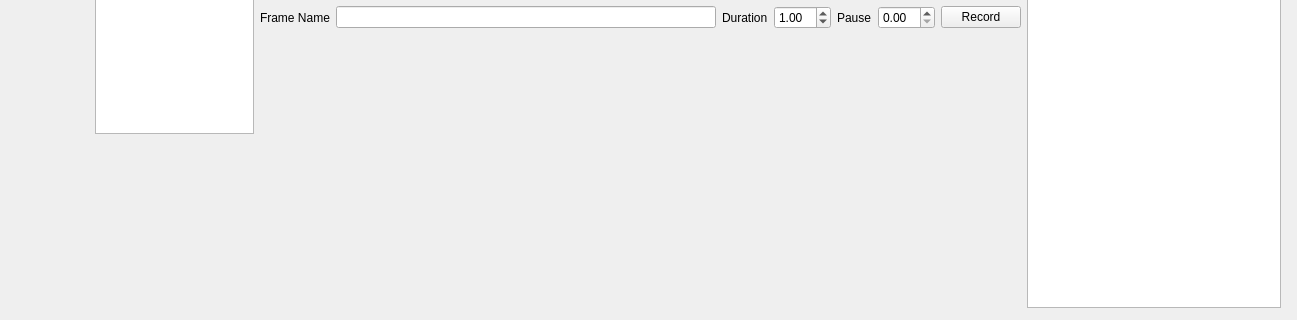
Old version of the form bitbots_recordui_rqt/resource/RecordUI.ui in the repository wangbin0619/bitbots_main_backup_20250909; both pictures show x 0 to 1297 and y 332 to 652 of the 1297 by 652 pixel window.
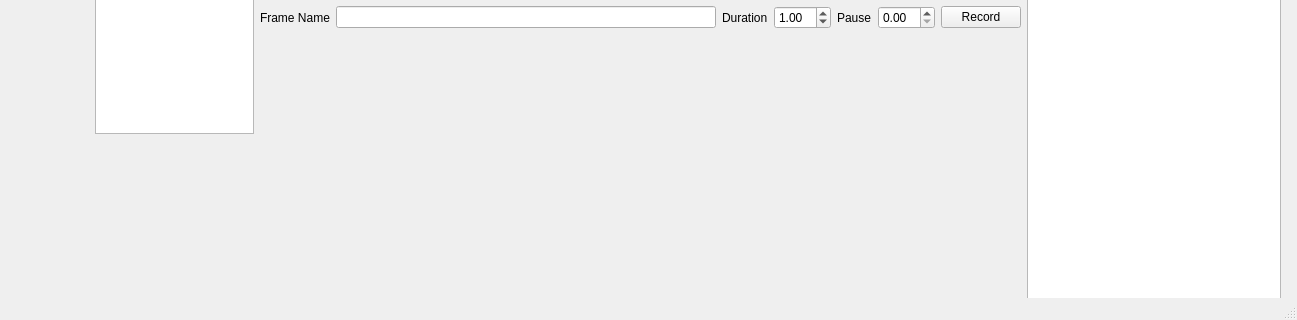
New version of the form.

What changed in the file:
```diff
--- a/bitbots_recordui_rqt/resource/RecordUI.ui
+++ b/bitbots_recordui_rqt/resource/RecordUI.ui
@@ -199,6 +199,7 @@
    <addaction name="actionRedo"/>
    <addaction name="actionHelp"/>
   </widget>
+  <widget class="QStatusBar" name="statusBar"/>
   <action name="actionNew">
    <property name="text">
     <string>New</string>
```
